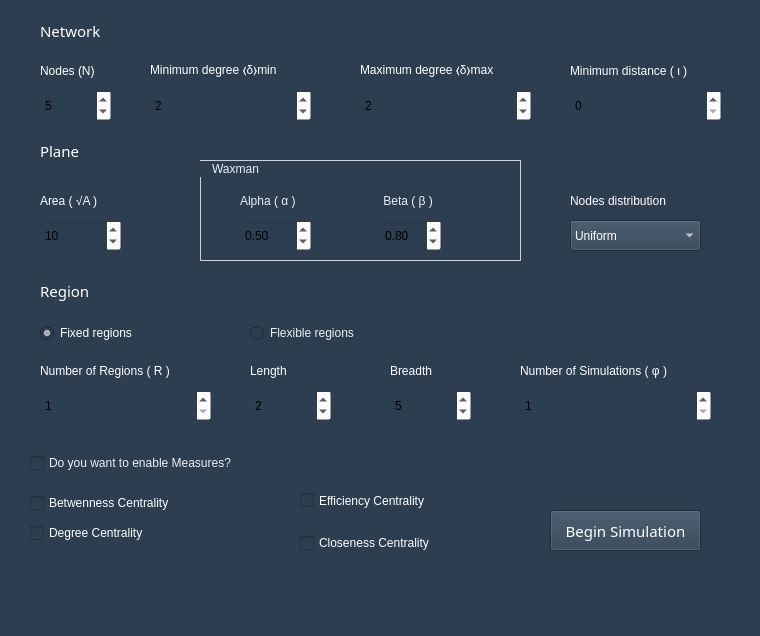
Qt form mainwindow.ui (Trindad/network-topologies-generator-frontend) before a commit.
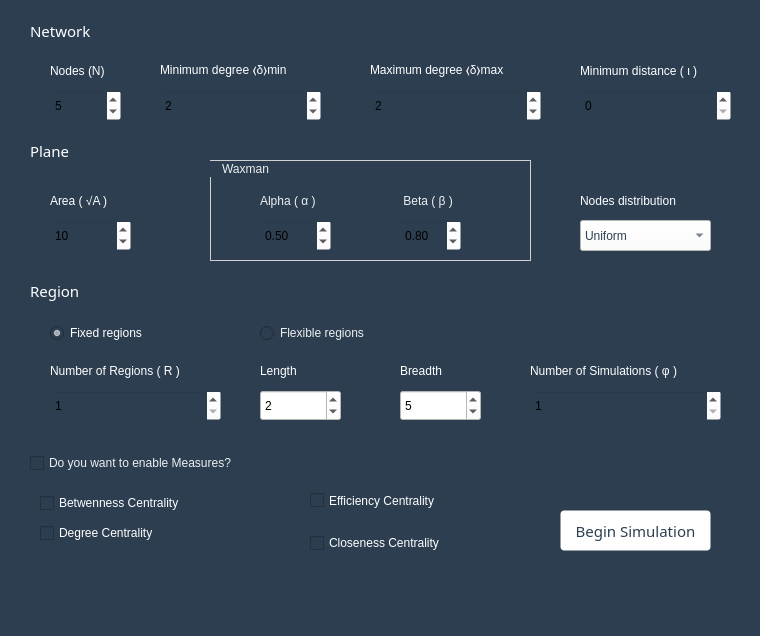
The same form after that commit.

Commit message: Estilizando botões.

```diff
--- a/mainwindow.ui
+++ b/mainwindow.ui
@@ -230,7 +230,7 @@
    <widget class="QPushButton" name="pushButton">
     <property name="geometry">
      <rect>
-      <x>550</x>
+      <x>560</x>
       <y>510</y>
       <width>151</width>
       <height>41</height>
@@ -245,6 +245,17 @@
       <bold>false</bold>
      </font>
     </property>
+    <property name="styleSheet">
+     <string notr="true">QPushButton{
+background: #fff;
+color:#2c3e50;
+border: 1px solid transparent;
+border-radius:4px;
+}
+QPushButton:disabled{
+background: #ff0000;
+}</string>
+    </property>
     <property name="text">
      <string>Begin Simulation</string>
     </property>
@@ -252,7 +263,7 @@
    <widget class="QSpinBox" name="nodes">
     <property name="geometry">
      <rect>
-      <x>40</x>
+      <x>50</x>
       <y>90</y>
       <width>71</width>
       <height>31</height>
@@ -260,7 +271,9 @@
     </property>
     <property name="styleSheet">
      <string notr="true">color: rgb(0, 0, 0);
-background-color: rgba(255, 255, 255, 0);</string>
+background: rgba(255, 255, 255, 0);
+
+</string>
     </property>
     <property name="minimum">
      <number>3</number>
@@ -275,7 +288,7 @@
    <widget class="QSpinBox" name="minimumDegree">
     <property name="geometry">
      <rect>
-      <x>150</x>
+      <x>160</x>
       <y>90</y>
       <width>161</width>
       <height>31</height>
@@ -298,7 +311,7 @@
    <widget class="QSpinBox" name="maximumDegree">
     <property name="geometry">
      <rect>
-      <x>360</x>
+      <x>370</x>
       <y>90</y>
       <width>171</width>
       <height>31</height>
@@ -322,7 +335,7 @@
    <widget class="QSpinBox" name="distance">
     <property name="geometry">
      <rect>
-      <x>570</x>
+      <x>580</x>
       <y>90</y>
       <width>151</width>
       <height>31</height>
@@ -337,7 +350,7 @@
    <widget class="QSpinBox" name="area">
     <property name="geometry">
      <rect>
-      <x>40</x>
+      <x>50</x>
       <y>220</y>
       <width>81</width>
       <height>31</height>
@@ -360,7 +373,7 @@
    <widget class="QSpinBox" name="numberOfRegions">
     <property name="geometry">
      <rect>
-      <x>40</x>
+      <x>50</x>
       <y>390</y>
       <width>171</width>
       <height>31</height>
@@ -383,15 +396,15 @@
     </property>
     <property name="geometry">
      <rect>
-      <x>250</x>
+      <x>260</x>
       <y>390</y>
       <width>81</width>
       <height>31</height>
      </rect>
     </property>
     <property name="styleSheet">
-     <string notr="true">background-color: rgba(255, 255, 255, 0);
-color:#000</string>
+     <string notr="true">background-color: #fff;
+color:#000;</string>
     </property>
     <property name="minimum">
      <number>1</number>
@@ -409,14 +422,14 @@
     </property>
     <property name="geometry">
      <rect>
-      <x>390</x>
+      <x>400</x>
       <y>390</y>
       <width>81</width>
       <height>31</height>
      </rect>
     </property>
     <property name="styleSheet">
-     <string notr="true">background-color: rgba(255, 255, 255, 0);
+     <string notr="true">background-color: #fff;
 color:#000</string>
     </property>
     <property name="minimum">
@@ -432,7 +445,7 @@
    <widget class="QRadioButton" name="fixedRegions">
     <property name="geometry">
      <rect>
-      <x>40</x>
+      <x>50</x>
       <y>320</y>
       <width>141</width>
       <height>26</height>
@@ -451,7 +464,7 @@
    <widget class="QRadioButton" name="fexibleRegions">
     <property name="geometry">
      <rect>
-      <x>250</x>
+      <x>260</x>
       <y>320</y>
       <width>161</width>
       <height>26</height>
@@ -470,12 +483,16 @@
    <widget class="QComboBox" name="nodesDistribution">
     <property name="geometry">
      <rect>
-      <x>570</x>
+      <x>580</x>
       <y>220</y>
       <width>131</width>
       <height>31</height>
      </rect>
     </property>
+    <property name="styleSheet">
+     <string notr="true">color:#2c3e50;
+background:#fff;</string>
+    </property>
     <item>
      <property name="text">
       <string>Uniform</string>
@@ -681,7 +698,7 @@
     </property>
     <property name="geometry">
      <rect>
-      <x>30</x>
+      <x>40</x>
       <y>490</y>
       <width>181</width>
       <height>26</height>
@@ -697,7 +714,7 @@
     </property>
     <property name="geometry">
      <rect>
-      <x>30</x>
+      <x>40</x>
       <y>520</y>
       <width>171</width>
       <height>26</height>
@@ -713,7 +730,7 @@
     </property>
     <property name="geometry">
      <rect>
-      <x>300</x>
+      <x>310</x>
       <y>490</y>
       <width>171</width>
       <height>21</height>
@@ -928,7 +945,7 @@
     </property>
     <property name="geometry">
      <rect>
-      <x>300</x>
+      <x>310</x>
       <y>530</y>
       <width>181</width>
       <height>26</height>
@@ -941,7 +958,7 @@
    <widget class="QSpinBox" name="numberOfSimulations">
     <property name="geometry">
      <rect>
-      <x>520</x>
+      <x>530</x>
       <y>390</y>
       <width>191</width>
       <height>31</height>
@@ -961,7 +978,7 @@
    <widget class="QLabel" name="label">
     <property name="geometry">
      <rect>
-      <x>40</x>
+      <x>50</x>
       <y>60</y>
       <width>81</width>
       <height>21</height>
@@ -974,7 +991,7 @@
    <widget class="QLabel" name="label_2">
     <property name="geometry">
      <rect>
-      <x>150</x>
+      <x>160</x>
       <y>60</y>
       <width>171</width>
       <height>21</height>
@@ -987,7 +1004,7 @@
    <widget class="QLabel" name="label_3">
     <property name="geometry">
      <rect>
-      <x>360</x>
+      <x>370</x>
       <y>60</y>
       <width>171</width>
       <height>21</height>
@@ -1000,7 +1017,7 @@
    <widget class="QLabel" name="label_4">
     <property name="geometry">
      <rect>
-      <x>570</x>
+      <x>580</x>
       <y>60</y>
       <width>161</width>
       <height>21</height>
@@ -1013,7 +1030,7 @@
    <widget class="QLabel" name="label_5">
     <property name="geometry">
      <rect>
-      <x>520</x>
+      <x>530</x>
       <y>360</y>
       <width>201</width>
       <height>21</height>
@@ -1026,7 +1043,7 @@
    <widget class="QLabel" name="label_8">
     <property name="geometry">
      <rect>
-      <x>250</x>
+      <x>260</x>
       <y>360</y>
       <width>67</width>
       <height>21</height>
@@ -1039,7 +1056,7 @@
    <widget class="QLabel" name="label_9">
     <property name="geometry">
      <rect>
-      <x>390</x>
+      <x>400</x>
       <y>360</y>
       <width>67</width>
       <height>21</height>
@@ -1052,7 +1069,7 @@
    <widget class="QLabel" name="label_10">
     <property name="geometry">
      <rect>
-      <x>40</x>
+      <x>50</x>
       <y>360</y>
       <width>171</width>
       <height>21</height>
@@ -1065,7 +1082,7 @@
    <widget class="QLabel" name="label_11">
     <property name="geometry">
      <rect>
-      <x>40</x>
+      <x>50</x>
       <y>190</y>
       <width>81</width>
       <height>21</height>
@@ -1078,7 +1095,7 @@
    <widget class="QLabel" name="label_12">
     <property name="geometry">
      <rect>
-      <x>570</x>
+      <x>580</x>
       <y>190</y>
       <width>131</width>
       <height>21</height>
@@ -1091,7 +1108,7 @@
    <widget class="QLabel" name="label_13">
     <property name="geometry">
      <rect>
-      <x>40</x>
+      <x>30</x>
       <y>20</y>
       <width>91</width>
       <height>21</height>
@@ -1113,7 +1130,7 @@
    <widget class="QLabel" name="label_14">
     <property name="geometry">
      <rect>
-      <x>40</x>
+      <x>30</x>
       <y>140</y>
       <width>67</width>
       <height>21</height>
@@ -1135,7 +1152,7 @@
    <widget class="QGroupBox" name="groupBox">
     <property name="geometry">
      <rect>
-      <x>200</x>
+      <x>210</x>
       <y>160</y>
       <width>321</width>
       <height>101</height>
@@ -1153,7 +1170,7 @@
     <widget class="QLabel" name="label_7">
      <property name="geometry">
       <rect>
-       <x>40</x>
+       <x>50</x>
        <y>30</y>
        <width>71</width>
        <height>21</height>
@@ -1169,7 +1186,7 @@
     <widget class="QDoubleSpinBox" name="alpha">
      <property name="geometry">
       <rect>
-       <x>40</x>
+       <x>50</x>
        <y>60</y>
        <width>71</width>
        <height>31</height>
@@ -1195,7 +1212,7 @@
     <widget class="QLabel" name="label_6">
      <property name="geometry">
       <rect>
-       <x>180</x>
+       <x>190</x>
        <y>30</y>
        <width>67</width>
        <height>21</height>
@@ -1211,7 +1228,7 @@
     <widget class="QDoubleSpinBox" name="beta">
      <property name="geometry">
       <rect>
-       <x>180</x>
+       <x>190</x>
        <y>60</y>
        <width>61</width>
        <height>31</height>
@@ -1239,7 +1256,7 @@
    <widget class="QLabel" name="label_15">
     <property name="geometry">
      <rect>
-      <x>40</x>
+      <x>30</x>
       <y>280</y>
       <width>67</width>
       <height>21</height>
```
Left out of the diff: 2 changed lines with no effect on the pictures. The commit also changes 2 other files.
